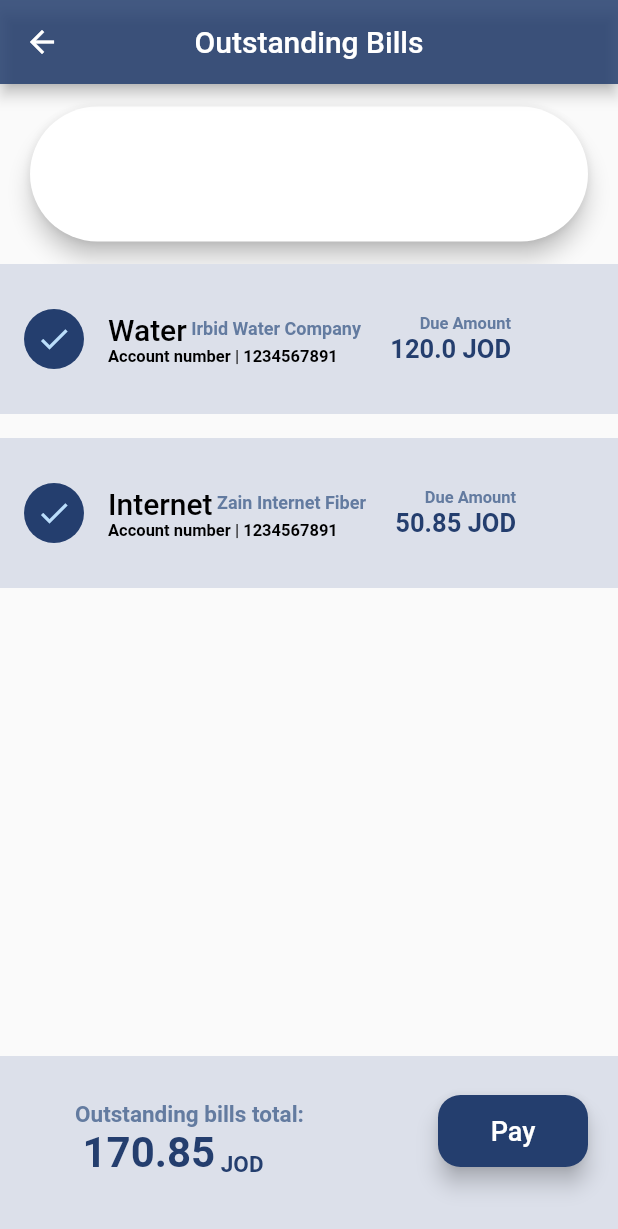
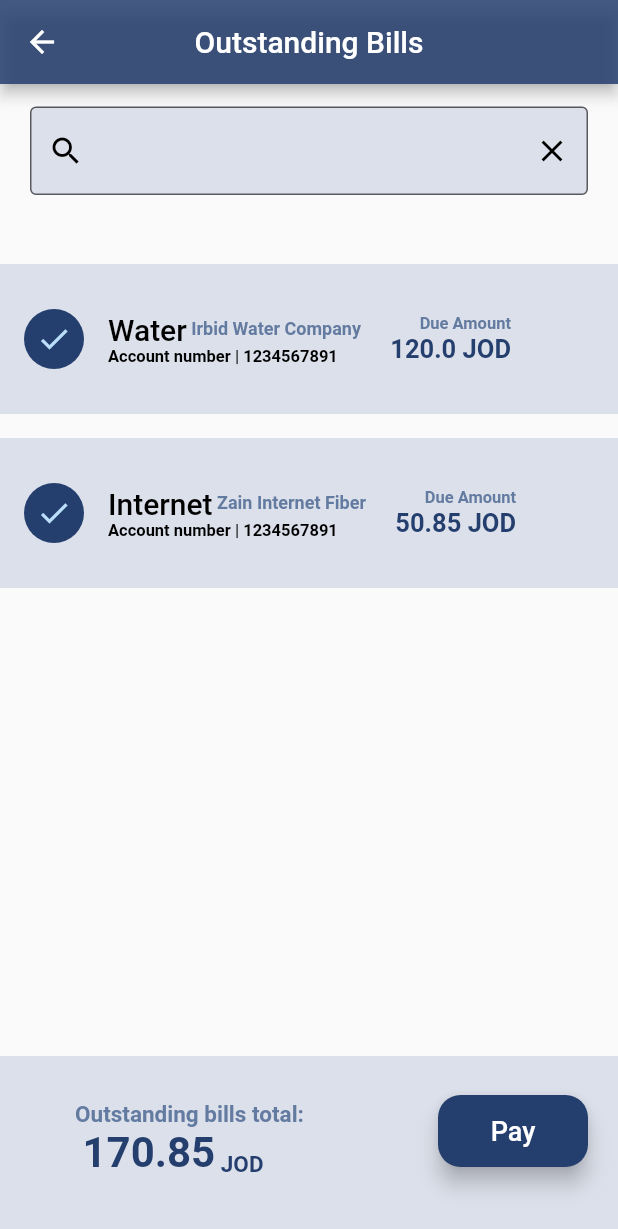
Before and after one commit to LeoSH3170218/payment_application, a Flutter app: the PaymentScreen screen opened by its route, on a phone screen of 412 x 824 dp. Shown: the top 1229 px of the screen. Run offline on Flutter 3.47's test engine with Material 2 defaults, Android fonts, the phone set to English and light mode, and no system bars; missing offline and left inert: flappy_search_bar.

```diff
--- a/lib/pages/payment_screen.dart
+++ b/lib/pages/payment_screen.dart
@@ -1,8 +1,6 @@
 // @dart=2.9
 import 'dart:io';
 
-import 'package:flappy_search_bar/flappy_search_bar.dart';
-import 'package:flappy_search_bar/search_bar_style.dart';
 import 'package:flutter/material.dart';
 import 'package:http/http.dart' as http;
 import 'package:payment_application/main.dart';
@@ -40,11 +38,26 @@ class _PaymentScreenState extends State<PaymentScreen> {
                       child: SafeArea(
                         child: Padding(
                             padding: const EdgeInsets.symmetric(horizontal: 20, vertical: 15),
-                            child: SearchBar(
-                              searchBarStyle: SearchBarStyle(
-                                  backgroundColor: Color.fromRGBO(220, 224, 234, 1)
+                            child: TextField(
+                              decoration: InputDecoration(
+                                filled: true,
+                                fillColor: Color.fromRGBO(220, 224, 234, 1),
+                                border: OutlineInputBorder(
+                                  borderSide: BorderSide(color: Colors.black)
+                                ),
+                                prefixIcon: const Icon(
+                                  Icons.search,
+                                  color: Colors.black,
+                                ),
+                                suffixIcon: Icon(
+                                  Icons.clear,
+                                  color: Colors.black,
+                                ),
+
                               ),
-                            )
+
+
+                            ),
                         ),
                       ),
                     ),
```
